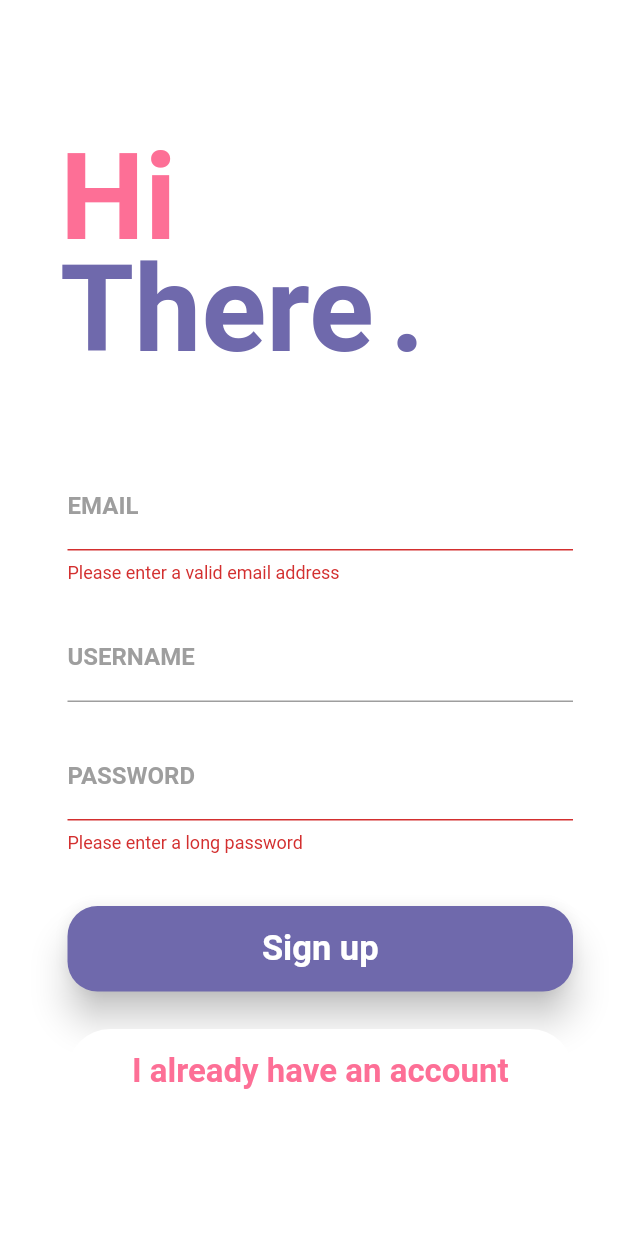
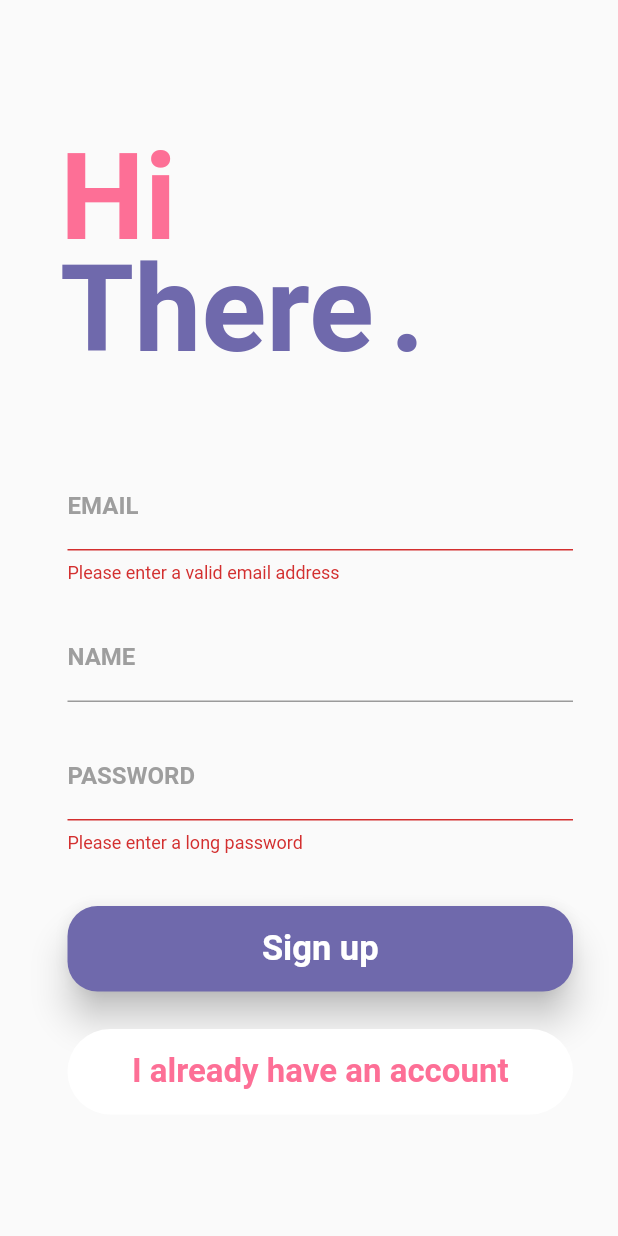
Before and after one commit to joeljulin/FireFlyer, a Flutter app: the screen it shows after launch, after a tap on "Login", after a tap on "Create new account", on a phone screen of 412 x 824 dp. Run offline on Flutter 3.47's test engine with Material 2 defaults, Android fonts, the phone set to English and light mode, and no system bars; drawn by our look-alikes of animated_text_kit; our stand-ins replace firebase_auth, firebase_core, google_fonts; accounts and stored records are empty; Roboto replaces fonts that are missing (Raleway, RobotoCondensed).

Commit message:
Add display name and sign out implementation

```diff
--- a/lib/main.dart
+++ b/lib/main.dart
@@ -3,9 +3,13 @@ import 'package:flutter/material.dart';
 import 'screens/screens.dart';
 import 'package:firebase_auth/firebase_auth.dart';
 import 'package:firebase_core/firebase_core.dart';
+import 'firebase_options.dart';
 
 void main() async {
-  await Firebase.initializeApp();
+  WidgetsFlutterBinding.ensureInitialized();
+  await Firebase.initializeApp(
+    options: DefaultFirebaseOptions.currentPlatform,
+  );
   runApp(const MyApp());
 }
 
--- a/lib/screens/login_screen.dart
+++ b/lib/screens/login_screen.dart
@@ -36,6 +36,7 @@ class _LoginScreenState extends State<LoginScreen> {
       } else {
         userCredential = await _auth.createUserWithEmailAndPassword(
             email: email, password: password);
+        userCredential.user?.updateDisplayName(userName);
       }
     } on PlatformException catch (err) {
       String? message = "An error occured please check your credentails";
@@ -65,7 +66,6 @@ class _LoginScreenState extends State<LoginScreen> {
   @override
   Widget build(BuildContext context) {
     return Scaffold(
-      backgroundColor: Colors.white,
       body: AuthForm(_submitAuthForm, _isLoading),
     );
   }
--- a/lib/widgets/auth_form.dart
+++ b/lib/widgets/auth_form.dart
@@ -125,7 +125,7 @@ class _AuthFormState extends State<AuthForm> {
                             TextFormField(
                               key: const ValueKey('username'),
                               decoration: const InputDecoration(
-                                  labelText: 'USERNAME',
+                                  labelText: 'NAME',
                                   labelStyle: TextStyle(
                                       fontFamily: 'RobotoCondensed',
                                       fontWeight: FontWeight.bold,
```
Also changed, not shown: lib/screens/profile_screen.dart (+6 -5 lines), lib/firebase_options.dart (added), 3 other files.
